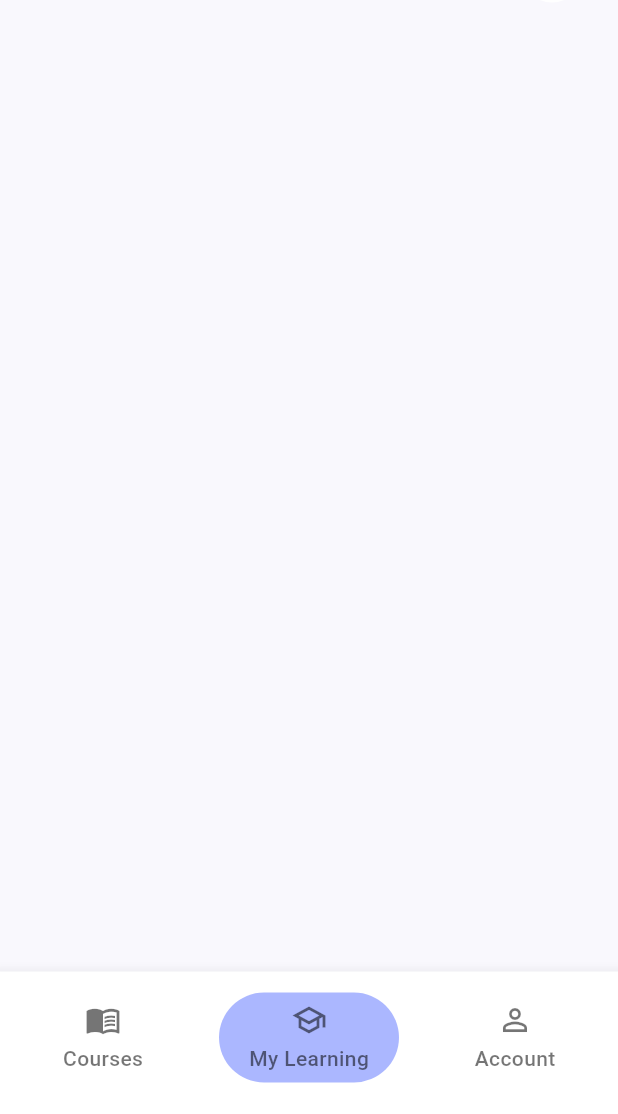
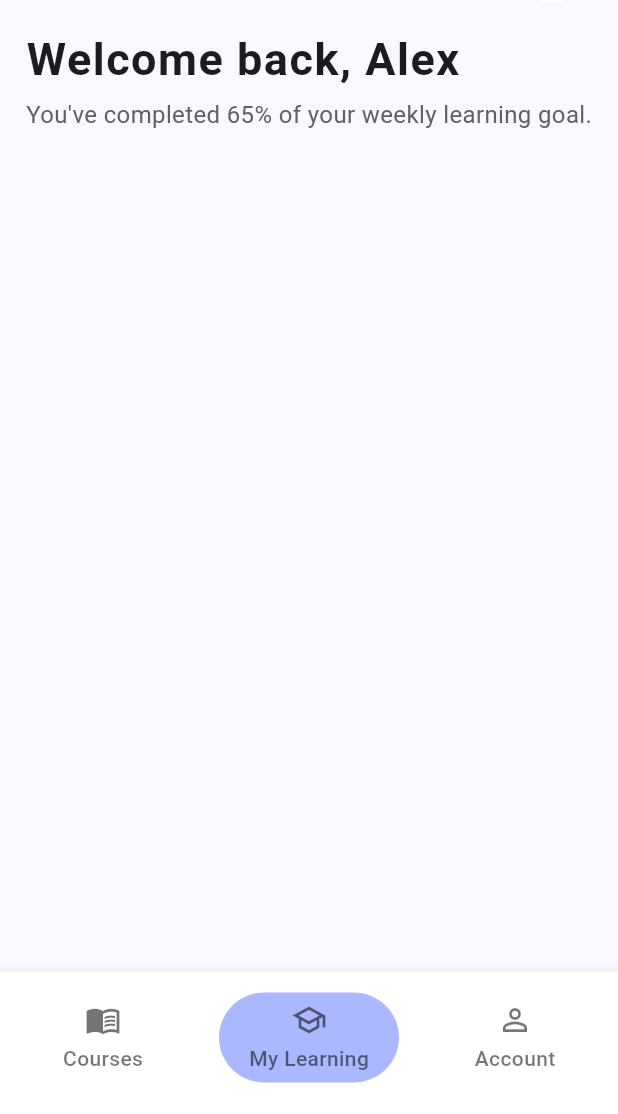
Before and after one commit to NadyAlwazah/flutter-task05-skills-academy-beg, a Flutter app: the BottomBarLayout screen opened by its route, item 2 of the bottom bar chosen, on a phone screen of 412 x 824 dp, the part 122-1236 px from its top. Run offline on Flutter 3.47's test engine with Material 3 defaults, Android fonts, the phone set to English and light mode, and no system bars; our stand-ins replace flutter_svg, go_router.

Commit message:
feat(my_learning): add MyLearningViewBody and MyLearningHeader to display welcome message section

```diff
--- a/lib/core/utils/styles.dart
+++ b/lib/core/utils/styles.dart
@@ -52,6 +52,11 @@ abstract class Styles {
     fontSize: 29,
     fontWeight: FontWeight.bold,
   );
+  static const TextStyle textStyle30W700 = TextStyle(
+    fontSize: 30,
+    fontWeight: FontWeight.w700,
+    letterSpacing: 1,
+  );
   static const TextStyle instructorLabel = TextStyle(
     color: Color(0xFF606168),
     fontSize: 12,
--- a/lib/features/my_learning/presentation/views/my_learning_view.dart
+++ b/lib/features/my_learning/presentation/views/my_learning_view.dart
@@ -2,6 +2,7 @@ import 'package:flutter/material.dart';
 import 'package:flutter_task05_skills_academy_beg/core/utils/assets.dart';
 import 'package:flutter_task05_skills_academy_beg/core/widgets/app_bar_action_avatar.dart';
 import 'package:flutter_task05_skills_academy_beg/core/widgets/app_bar_title.dart';
+import 'package:flutter_task05_skills_academy_beg/features/my_learning/presentation/views/widgets/my_learning_view_body.dart';
 
 class MyLearningView extends StatelessWidget {
   const MyLearningView({super.key});
@@ -26,6 +27,9 @@ class MyLearningView extends StatelessWidget {
         ),
 
         SizedBox(height: 8),
+
+        // Body
+        Expanded(child: MyLearningViewBody()),
       ],
     );
   }
--- /dev/null
+++ b/lib/features/my_learning/presentation/views/widgets/my_learning_header.dart
@@ -0,0 +1,21 @@
+import 'package:flutter/material.dart';
+import 'package:flutter_task05_skills_academy_beg/core/utils/styles.dart';
+
+class MyLearningHeader extends StatelessWidget {
+  const MyLearningHeader({super.key});
+
+  @override
+  Widget build(BuildContext context) {
+    return Column(
+      crossAxisAlignment: CrossAxisAlignment.start,
+      children: [
+        const Text('Welcome back, Alex', style: Styles.textStyle30W700),
+        const SizedBox(height: 4),
+        Text(
+          "You've completed 65% of your weekly learning goal.",
+          style: Styles.descriptionText.copyWith(fontSize: 16),
+        ),
+      ],
+    );
+  }
+}
--- /dev/null
+++ b/lib/features/my_learning/presentation/views/widgets/my_learning_view_body.dart
@@ -0,0 +1,16 @@
+import 'package:flutter/material.dart';
+import 'package:flutter_task05_skills_academy_beg/features/my_learning/presentation/views/widgets/my_learning_header.dart';
+
+class MyLearningViewBody extends StatelessWidget {
+  const MyLearningViewBody({super.key});
+
+  @override
+  Widget build(BuildContext context) {
+    return const Padding(
+      padding: EdgeInsets.symmetric(horizontal: 16.0),
+      child: SingleChildScrollView(
+        child: Column(children: [MyLearningHeader()]),
+      ),
+    );
+  }
+}
```
